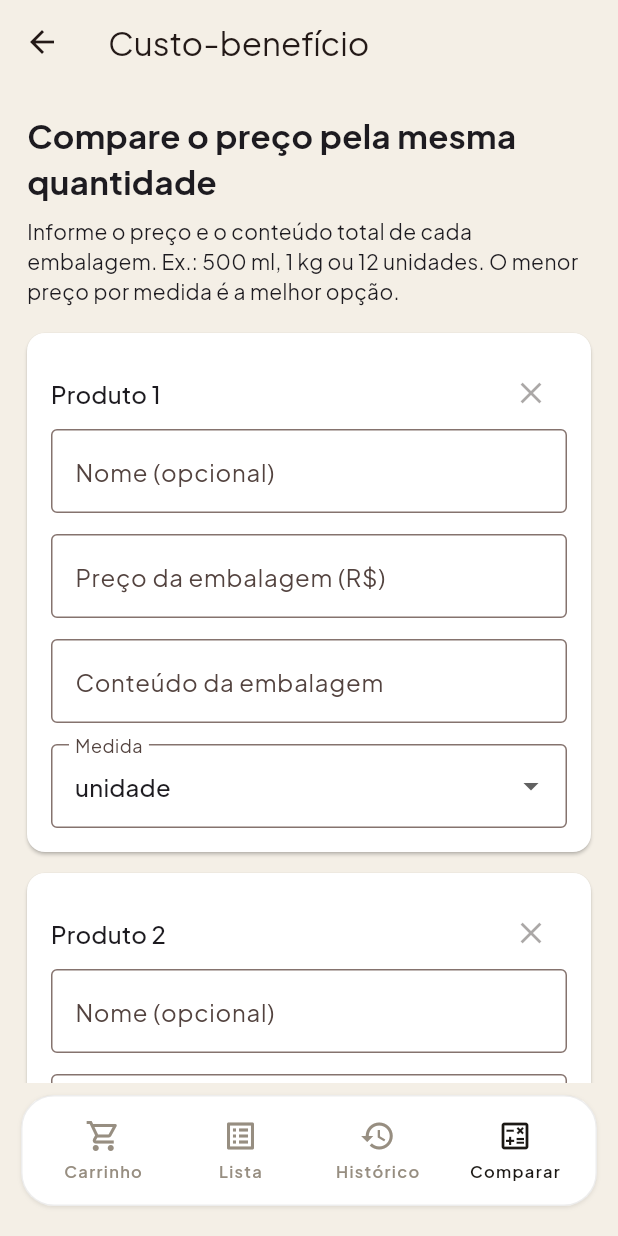
After one commit to devcsuzarte/easy_cart, a Flutter app: the ComparisonPage screen opened by its route, on a phone screen of 412 x 824 dp. The commit adds this screen. Run offline on Flutter 3.47's test engine with Material 3 defaults, Android fonts, the phone set to English and light mode, and no system bars; our stand-ins replace currency_text_input_formatter, flutter_animate, flutter_svg, google_fonts, google_mobile_ads, image_picker and 4 more; missing offline and left inert: google_mlkit_text_recognition; accounts and stored records are empty; network calls fail; project files that could hold a hidden picture were left out.

Commit message:
wip: calculator

```diff
--- /dev/null
+++ b/lib/core/models/cost_comparison.dart
@@ -0,0 +1,61 @@
+enum MeasureUnit {
+  ml('ml', 'volume', 0.001, 'L'),
+  liter('L', 'volume', 1, 'L'),
+  gram('g', 'mass', 0.001, 'kg'),
+  kilogram('kg', 'mass', 1, 'kg'),
+  unit('unidade', 'count', 1, 'unidade'),
+  meter('m', 'length', 1, 'm'),
+  centimeter('cm', 'length', 0.01, 'm');
+
+  const MeasureUnit(this.label, this.dimension, this.factor, this.baseLabel);
+  final String label;
+  final String dimension;
+  final double factor;
+  final String baseLabel;
+}
+
+/// Accepts decimal commas or dots, and Brazilian thousands separators.
+double? parseComparisonNumber(String text) {
+  var value = text.replaceAll('R\$', '').replaceAll(RegExp(r'\s'), '');
+  if (value.contains(',')) {
+    value = value.replaceAll('.', '').replaceAll(',', '.');
+  }
+  if (!RegExp(r'^\d+(\.\d+)?$').hasMatch(value)) return null;
+  final number = double.tryParse(value);
+  return number != null && number.isFinite && number > 0 ? number : null;
+}
+
+class ComparisonProduct {
+  const ComparisonProduct({
+    required this.name,
+    required this.price,
+    required this.quantity,
+    required this.unit,
+  });
+  final String name;
+  final double price;
+  final double quantity;
+  final MeasureUnit unit;
+  double get unitPrice => price / (quantity * unit.factor);
+}
+
+List<ComparisonProduct> rankProducts(List<ComparisonProduct> products) {
+  if (products.length < 2 ||
+      products.any(
+        (p) =>
+            p.unit.dimension != products.first.unit.dimension ||
+            !p.price.isFinite ||
+            p.price <= 0 ||
+            !p.quantity.isFinite ||
+            p.quantity <= 0 ||
+            !p.unitPrice.isFinite ||
+            p.unitPrice <= 0,
+      )) {
+    throw ArgumentError(
+      'Informe ao menos dois produtos com medidas compatíveis e valores positivos.',
+    );
+  }
+  return [...products]..sort((a, b) => a.unitPrice.compareTo(b.unitPrice));
+}
+
+bool sameUnitPrice(double a, double b) => (a - b).abs() <= a.abs() * 1e-9;
--- a/lib/main.dart
+++ b/lib/main.dart
@@ -2,7 +2,7 @@ import 'package:easy_cart/core/constants.dart';
 import 'package:easy_cart/core/managers/admob_manager.dart';
 import 'package:easy_cart/core/managers/product_manager.dart';
 import 'package:easy_cart/core/managers/list_manager.dart';
-import 'package:easy_cart/ui/cart/cart_page.dart';
+import 'package:easy_cart/ui/cart/cart_page.dart'; import 'package:easy_cart/ui/comparison/comparison_page.dart';
 import 'package:easy_cart/ui/history/history_page.dart';
 import 'package:easy_cart/ui/list/list_page.dart';
 import 'package:easy_cart/ui/onboarding/onboarding_page.dart';
@@ -75,7 +75,7 @@ class MyApp extends StatelessWidget {
 			child: MaterialApp(
 				debugShowCheckedModeBanner: false,
 				initialRoute: initialRoute,
-				routes: {
+				routes: { '/compare': (context) => const ComparisonPage(),
 					'/':            (context) => const CartPage(),
 					'/list':        (context) => const ListPage(),
 					'/history':     (context) => const HistoryPage(),
--- a/lib/ui/cart/cart_page.dart
+++ b/lib/ui/cart/cart_page.dart
@@ -54,10 +54,7 @@ class _CartPageState extends State<CartPage> {
     ).showDefaultDialog();
   }
 
-  void _onNavTap(int index, BuildContext context) {
-    if (index == 1) Navigator.pushNamed(context, '/list');
-    if (index == 2) Navigator.pushNamed(context, '/history');
-  }
+  void _onNavTap(int index, BuildContext context) { navigateToTab(context, index, 0); }
 
   @override
   Widget build(BuildContext context) {
--- /dev/null
+++ b/lib/ui/comparison/comparison_page.dart
@@ -0,0 +1,297 @@
+import 'package:easy_cart/core/constants.dart';
+import 'package:easy_cart/core/models/cost_comparison.dart';
+import 'package:easy_cart/ui/widgets/navigation_bar.dart';
+import 'package:flutter/material.dart';
+import 'package:intl/intl.dart';
+
+class ComparisonPage extends StatefulWidget {
+  const ComparisonPage({
+    super.key,
+    this.initialName = '',
+    this.initialPrice = '',
+    this.fromSheet = false,
+  });
+  final String initialName;
+  final String initialPrice;
+  final bool fromSheet;
+
+  @override
+  State<ComparisonPage> createState() => _ComparisonPageState();
+}
+
+class _Entry {
+  _Entry({String name = '', String price = ''})
+    : name = TextEditingController(text: name),
+      price = TextEditingController(text: price);
+  final TextEditingController name;
+  final TextEditingController price;
+  final quantity = TextEditingController();
+  MeasureUnit unit = MeasureUnit.unit;
+  void dispose() {
+    name.dispose();
+    price.dispose();
+    quantity.dispose();
+  }
+}
+
+class _ComparisonPageState extends State<ComparisonPage> {
+  final _form = GlobalKey<FormState>();
+  late final List<_Entry> _entries;
+  List<ComparisonProduct>? _results;
+  String? _error;
+  final _currency = NumberFormat.currency(
+    locale: 'pt_BR',
+    symbol: 'R\$',
+    decimalDigits: 4,
+  );
+
+  @override
+  void initState() {
+    super.initState();
+    _entries = [
+      _Entry(name: widget.initialName, price: widget.initialPrice),
+      _Entry(),
+    ];
+  }
+
+  @override
+  void dispose() {
+    for (final entry in _entries) {
+      entry.dispose();
+    }
+    super.dispose();
+  }
+
+  void _invalidate() => setState(() {
+    _results = null;
+    _error = null;
+  });
+
+  void _compare() {
+    FocusScope.of(context).unfocus();
+    if (!_form.currentState!.validate()) return;
+    try {
+      final ranked = rankProducts([
+        for (var i = 0; i < _entries.length; i++)
+          ComparisonProduct(
+            name:
+                _entries[i].name.text.trim().isEmpty
+                    ? 'Produto ${i + 1}'
+                    : _entries[i].name.text.trim(),
+            price: parseComparisonNumber(_entries[i].price.text)!,
+            quantity: parseComparisonNumber(_entries[i].quantity.text)!,
+            unit: _entries[i].unit,
+          ),
+      ]);
+      setState(() {
+        _results = ranked;
+        _error = null;
+      });
+    } on ArgumentError {
+      setState(() {
+        _results = null;
+        _error =
+            'Use medidas compatíveis em todos os produtos: g/kg, ml/L, cm/m ou unidade. Verifique também os valores informados.';
+      });
+    }
+  }
+
+  Widget _numberField(TextEditingController controller, String label) =>
+      TextFormField(
+        controller: controller,
+        decoration: InputDecoration(
+          labelText: label,
+          border: const OutlineInputBorder(),
+        ),
+        keyboardType: const TextInputType.numberWithOptions(decimal: true),
+        validator:
+            (value) =>
+                parseComparisonNumber(value ?? '') == null
+                    ? 'Informe um valor maior que zero'
+                    : null,
+      );
+
+  Widget _productCard(int index) {
+    final entry = _entries[index];
+    return Card(
+      key: ObjectKey(entry),
+      color: kSurfaceColor,
+      margin: const EdgeInsets.only(bottom: 14),
+      child: Padding(
+        padding: const EdgeInsets.all(16),
+        child: Column(
+          crossAxisAlignment: CrossAxisAlignment.start,
+          children: [
+            Row(
+              children: [
+                Expanded(
+                  child: Text(
+                    'Produto ${index + 1}',
+                    style: Theme.of(context).textTheme.titleMedium,
+                  ),
+                ),
+                IconButton(
+                  tooltip: 'Remover produto ${index + 1}',
+                  icon: const Icon(Icons.close),
+                  onPressed:
+                      _entries.length <= 2
+                          ? null
+                          : () {
+                            setState(() {
+                              _entries.removeAt(index);
+                              _results = null;
+                              _error = null;
+                            });
+                            // The removed fields must unmount before their controllers are disposed.
+                            WidgetsBinding.instance.addPostFrameCallback(
+                              (_) => entry.dispose(),
+                            );
+                          },
+                ),
+              ],
+            ),
+            TextFormField(
+              controller: entry.name,
+              decoration: const InputDecoration(
+                labelText: 'Nome (opcional)',
+                border: OutlineInputBorder(),
+              ),
+            ),
+            const SizedBox(height: 14),
+            _numberField(entry.price, 'Preço da embalagem (R\$)'),
+            const SizedBox(height: 14),
+            _numberField(entry.quantity, 'Conteúdo da embalagem'),
+            const SizedBox(height: 14),
+            DropdownButtonFormField<MeasureUnit>(
+              value: entry.unit,
+              decoration: const InputDecoration(
+                labelText: 'Medida',
+                border: OutlineInputBorder(),
+              ),
+              items: [
+                for (final unit in MeasureUnit.values)
+                  DropdownMenuItem(value: unit, child: Text(unit.label)),
+              ],
+              onChanged: (value) {
+                entry.unit = value!;
+                _invalidate();
+              },
+            ),
+          ],
+        ),
+      ),
+    );
+  }
+
+  @override
+  Widget build(BuildContext context) {
+    final results = _results;
+    final tied =
+        results != null &&
+        results
+                .where(
+                  (p) => sameUnitPrice(p.unitPrice, results.first.unitPrice),
+                )
+                .length >
+            1;
+    return Scaffold(
+      appBar: AppBar(
+        title: const Text('Custo-benefício'),
+        backgroundColor: kBgColor,
+      ),
+      bottomNavigationBar:
+          widget.fromSheet
+              ? null
+              : DefaultNavBar(
+                selectedIndex: 3,
+                onTap: (index) => navigateToTab(context, index, 3),
+              ),
+      body: SafeArea(
+        child: SingleChildScrollView(
+          padding: const EdgeInsets.all(18),
+          child: Form(
+            key: _form,
+            onChanged: _invalidate,
+            child: Column(
+              crossAxisAlignment: CrossAxisAlignment.stretch,
+              children: [
+                const Text(
+                  'Compare o preço pela mesma quantidade',
+                  style: TextStyle(fontSize: 22, fontWeight: FontWeight.bold),
+                ),
+                const SizedBox(height: 8),
+                const Text(
+                  'Informe o preço e o conteúdo total de cada embalagem. Ex.: 500 ml, 1 kg ou 12 unidades. O menor preço por medida é a melhor opção.',
+                ),
+                const SizedBox(height: 18),
+                for (var i = 0; i < _entries.length; i++) _productCard(i),
+                OutlinedButton.icon(
+                  onPressed: () {
+                    setState(() {
+                      _entries.add(_Entry()..unit = _entries.first.unit);
+                      _results = null;
+                      _error = null;
+                    });
+                  },
+                  icon: const Icon(Icons.add),
+                  label: const Text('Adicionar produto'),
+                ),
+                const SizedBox(height: 8),
+                FilledButton.icon(
+                  onPressed: _compare,
+                  icon: const Icon(Icons.calculate_outlined),
+                  label: const Text('Comparar produtos'),
+                ),
+                if (_error != null)
+                  Padding(
+                    padding: const EdgeInsets.only(top: 12),
+                    child: Text(
+                      _error!,
+                      style: TextStyle(
+                        color: Theme.of(context).colorScheme.error,
+                      ),
+                    ),
+                  ),
+                if (results != null) ...[
+                  const SizedBox(height: 20),
+                  Text(
+                    tied
+                        ? 'Empate no melhor custo-benefício'
+                        : 'Melhor custo-benefício',
+                    style: Theme.of(context).textTheme.titleLarge,
+                  ),
+                  const SizedBox(height: 8),
+                  for (final product in results)
+                    Card(
+                      color:
+                          sameUnitPrice(
+                                product.unitPrice,
+                                results.first.unitPrice,
+                              )
+                              ? kGreenSoftColor
+                              : kSurfaceColor,
+                      child: ListTile(
+                        leading: Icon(
+                          sameUnitPrice(
+                                product.unitPrice,
+                                results.first.unitPrice,
+                              )
+                              ? Icons.verified_outlined
+                              : Icons.shopping_bag_outlined,
+                        ),
+                        title: Text(product.name),
+                        subtitle: Text(
+                          '${_currency.format(product.unitPrice)} / ${product.unit.baseLabel}'
+                          '${sameUnitPrice(product.unitPrice, results.first.unitPrice) ? '\nMenor preço por medida' : '\nA melhor opção economiza ${NumberFormat('0.##', 'pt_BR').format((1 - results.first.unitPrice / product.unitPrice) * 100)}% por medida em relação a este produto.'}',
+                        ),
+                      ),
+                    ),
+                ],
+              ],
+            ),
+          ),
+        ),
+      ),
+    );
+  }
+}
--- a/lib/ui/history/history_page.dart
+++ b/lib/ui/history/history_page.dart
@@ -63,10 +63,7 @@ class _HistoryPageState extends State<HistoryPage> {
 		return 'Você gastou R\$ ${diff.toStringAsFixed(0)} a menos que $prevMonthLabel. Continua assim.';
 	}
 
-	void _onNavTap(int index, BuildContext context) {
-		if (index == 0) {
-			Navigator.popUntil(context, ModalRoute.withName('/'));
-		} else if (index == 1) {
+	void _onNavTap(int index, BuildContext context) { navigateToTab(context, index, 2); } else if (index == 1) {
 			Navigator.popUntil(context, ModalRoute.withName('/'));
 			Navigator.pushNamed(context, '/list');
 		}
--- a/lib/ui/list/list_page.dart
+++ b/lib/ui/list/list_page.dart
@@ -67,10 +67,7 @@ class _ListPageState extends State<ListPage> {
 		).showDefaultDialog();
 	}
 
-	void _onNavTap(int index, BuildContext context) {
-		if (index == 0) Navigator.pop(context);
-		if (index == 2) Navigator.pushNamed(context, '/history');
-	}
+	void _onNavTap(int index, BuildContext context) { navigateToTab(context, index, 1); }
 
 	void _showAddItem(BuildContext context, ListViewModel model) {
 		showModalBottomSheet(
--- a/lib/ui/widgets/navigation_bar.dart
+++ b/lib/ui/widgets/navigation_bar.dart
@@ -2,6 +2,13 @@ import 'package:easy_cart/core/constants.dart';
 import 'package:easy_cart/core/sizing.dart';
 import 'package:easy_cart/core/style.dart';
 import 'package:flutter/material.dart';
+
+void navigateToTab(BuildContext context, int index, int currentIndex) {
+  if (index == currentIndex) return;
+  const routes = ['/', '/list', '/history', '/compare'];
+  Navigator.popUntil(context, ModalRoute.withName('/'));
+  if (index != 0) Navigator.pushNamed(context, routes[index]);
+}
 
 class DefaultNavBar extends StatelessWidget {
   const DefaultNavBar({
@@ -13,9 +20,19 @@ class DefaultNavBar extends StatelessWidget {
   final int selectedIndex;
   final void Function(int) onTap;
 
-	static const _labels = ['Carrinho', 'Lista', 'Histórico'];
-	static const _icons         = [Icons.shopping_cart,          Icons.list_alt,  Icons.history];
-	static const _iconsInactive = [Icons.shopping_cart_outlined, Icons.list_alt,  Icons.history];
+  static const _labels = ['Carrinho', 'Lista', 'Histórico', 'Comparar'];
+  static const _icons = [
+    Icons.shopping_cart,
+    Icons.list_alt,
+    Icons.history,
+    Icons.calculate_outlined,
+  ];
+  static const _iconsInactive = [
+    Icons.shopping_cart_outlined,
+    Icons.list_alt,
+    Icons.history,
+    Icons.calculate_outlined,
+  ];
 
   @override
   Widget build(BuildContext context) {
@@ -25,7 +42,12 @@ class DefaultNavBar extends StatelessWidget {
     final bottomInset = MediaQuery.viewPaddingOf(context).bottom;
     return Container(
       color: Colors.transparent,
-			padding: EdgeInsets.fromLTRB(14, 8, 14, bottomInset > 0 ? bottomInset + 4 : 20),
+      padding: EdgeInsets.fromLTRB(
+        14,
+        8,
+        14,
+        bottomInset > 0 ? bottomInset + 4 : 20,
+      ),
       child: Container(
         decoration: BoxDecoration(
           color: kSurfaceColor,
@@ -38,11 +60,15 @@ class DefaultNavBar extends StatelessWidget {
           mainAxisAlignment: MainAxisAlignment.spaceAround,
           children: List.generate(_labels.length, (i) {
             final active = i == selectedIndex;
-						return GestureDetector(
+            return Expanded(
+              child: GestureDetector(
                 onTap: () => onTap(i),
                 behavior: HitTestBehavior.opaque,
                 child: Padding(
-								padding: const EdgeInsets.symmetric(horizontal: 16, vertical: 4),
+                  padding: const EdgeInsets.symmetric(
+                    horizontal: 2,
+                    vertical: 4,
+                  ),
                   child: Column(
                     mainAxisSize: MainAxisSize.min,
                     children: [
@@ -61,6 +87,7 @@ class DefaultNavBar extends StatelessWidget {
                     ],
                   ),
                 ),
+              ),
             );
           }),
         ),
```
Also changed, not shown: lib/ui/scan/scan_screen.dart (+16 -1 lines), 2 other files. Lines whose indentation alone changed are shown as unchanged.
